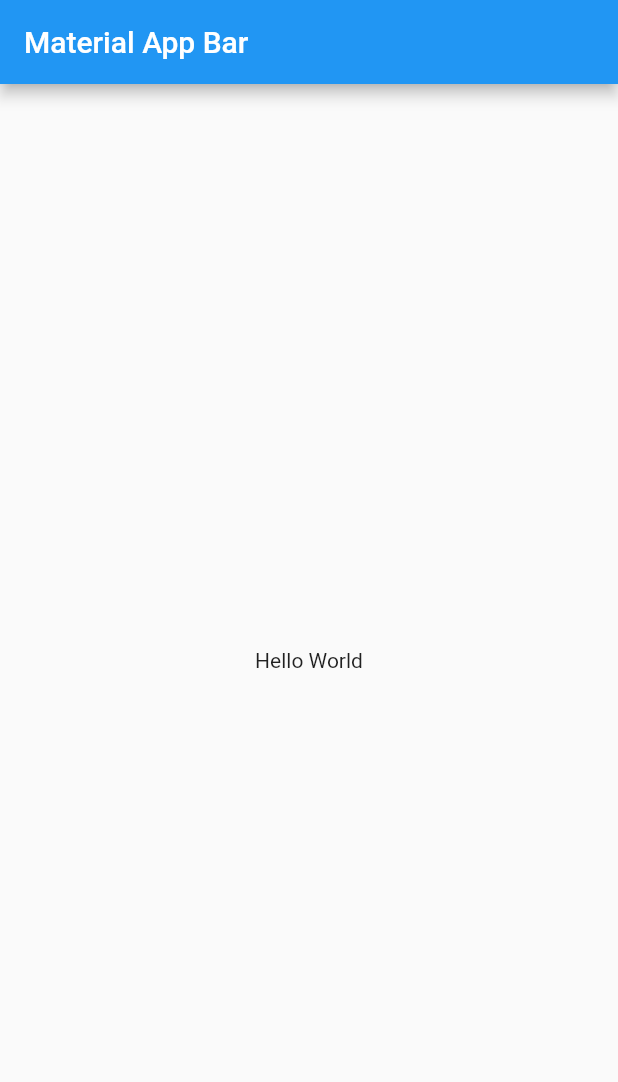
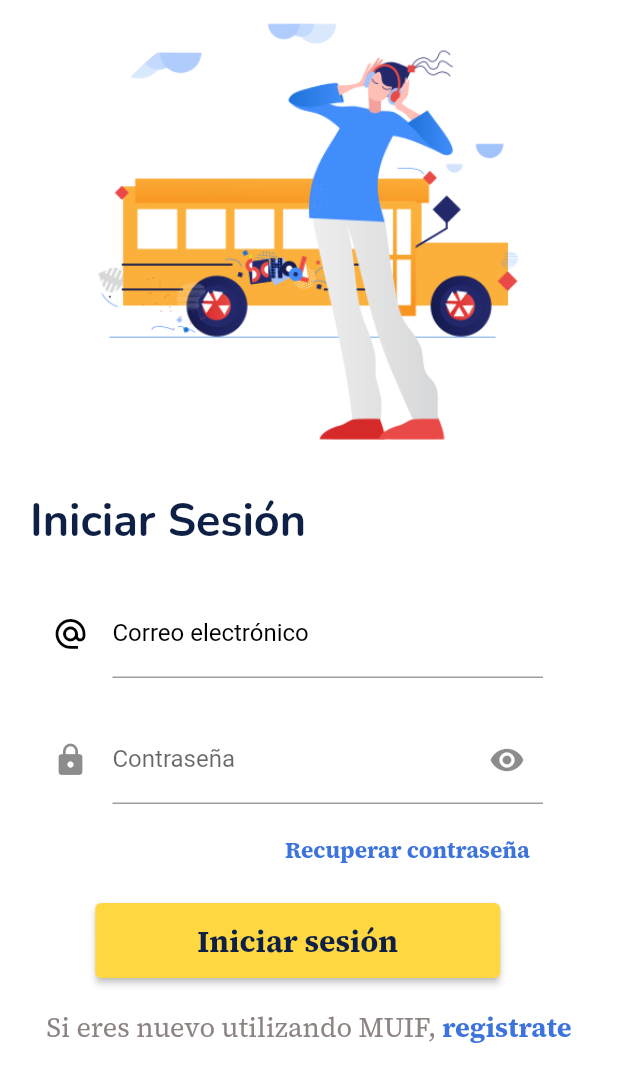
Before and after one commit to julicam10/MUIF-App, a Flutter app: the screen it shows after launch, on a phone screen of 412 x 824 dp. Shown: the top 1082 px of the screen. Run offline on Flutter 3.47's test engine with Material 2 defaults, Android fonts, the light colour scheme and no system bars; our stand-ins replace google_fonts.

Commit message:
Avances en la interfaz de inicio de sesion y en la de recuperar contrasena UI

```diff
--- a/lib/main.dart
+++ b/lib/main.dart
@@ -1,4 +1,6 @@
 import 'package:flutter/material.dart';
+
+import 'screens/inicio_sesion.dart';
 
 void main() => runApp(MyApp());
 
@@ -7,14 +9,14 @@ class MyApp extends StatelessWidget {
   Widget build(BuildContext context) {
     return MaterialApp(
       title: 'Material App',
-      home: Scaffold(
-        appBar: AppBar(
-          title: Text('Material App Bar'),
-        ),
-        body: Center(
-          child: Container(
-            child: Text('Hello World'),
-          ),
+      debugShowCheckedModeBanner: false,
+      home: InicioSesion(),
+      theme: ThemeData(
+        // primaryColor: const Color(0xFF0E2045),
+        colorScheme: const ColorScheme.highContrastLight(
+          primary: Color(0xFF0E2045),
+          secondary: Color(0xFFFFD841),
+          background: Colors.white,
         ),
       ),
     );
--- /dev/null
+++ b/lib/screens/inicio_sesion.dart
@@ -0,0 +1,234 @@
+import 'package:flutter/gestures.dart';
+import 'package:flutter/material.dart';
+import 'package:google_fonts/google_fonts.dart';
+
+import 'recuperar_contrasena.dart';
+import 'registro.dart';
+
+class InicioSesion extends StatefulWidget {
+  InicioSesion({Key? key}) : super(key: key);
+
+  @override
+  State<InicioSesion> createState() => _InicioSesionState();
+}
+
+String email = '';
+String password = '';
+bool selectedValue = true;
+
+class _InicioSesionState extends State<InicioSesion> {
+  final scaffolKey = GlobalKey<ScaffoldState>();
+  final formKey = GlobalKey<FormState>();
+  final emailController = TextEditingController();
+  final passwordController = TextEditingController();
+
+  @override
+  Widget build(BuildContext context) {
+    final size = MediaQuery.of(context).size;
+    final height = size.height;
+    final width = size.width;
+    return Scaffold(
+      backgroundColor: Theme.of(context).colorScheme.background,
+      body: SafeArea(
+        child: Padding(
+          padding: const EdgeInsets.symmetric(horizontal: 20.0),
+          child: SingleChildScrollView(
+            child: Column(
+              crossAxisAlignment: CrossAxisAlignment.start,
+              children: [
+                Center(
+                  child: Container(
+                    height: 327,
+                    width: 327,
+                    child: ClipRRect(
+                      // ignore: sort_child_properties_last
+                      child: Image.asset('assets/img/iniciosesion.png'),
+                      borderRadius: BorderRadius.circular(215),
+                    ),
+                  ),
+                ),
+                Text(
+                  'Iniciar Sesión',
+                  style: GoogleFonts.nunito(
+                    fontSize: 30,
+                    fontWeight: FontWeight.bold,
+                    color: Theme.of(context).colorScheme.primary,
+                  ),
+                ),
+                EmailWidget(
+                  emailController: emailController,
+                  colorHint: Colors.black,
+                  colorLabel: Colors.black,
+                  colorIcon: Colors.black,
+                  colorCursor: Colors.black,
+                ),
+                Padding(
+                  padding: const EdgeInsets.only(left: 15, right: 30, top: 25),
+                  child: TextFormField(
+                    obscureText: selectedValue,
+                    controller: passwordController,
+                    validator: (passwordOne) {
+                      if (passwordOne!.isEmpty) {
+                        return 'Please type something';
+                      }
+                      return null;
+                    },
+                    onSaved: (passwordOne) {
+                      passwordOne = passwordOne!;
+                      print(passwordOne);
+                    },
+                    decoration: InputDecoration(
+                      icon: Icon(Icons.lock),
+                      hintText: 'Contraseña',
+                      labelText: 'Contraseña',
+                      suffixIcon: IconButton(
+                        icon: Icon(
+                          selectedValue
+                              ? Icons.visibility
+                              : Icons.visibility_off,
+                          semanticLabel:
+                              selectedValue ? 'hide password' : 'show password',
+                        ),
+                        onPressed: () {
+                          setState(() {
+                            selectedValue ^= true;
+                          });
+                        },
+                      ),
+                    ),
+                  ),
+                ),
+                Padding(
+                  padding: const EdgeInsets.only(top: 20.0, left: 170.0),
+                  child: Text.rich(
+                    TextSpan(
+                      text: '',
+                      style: GoogleFonts.sourceSerifPro(
+                        color: Colors.black54,
+                        fontSize: 20,
+                      ),
+                      children: <InlineSpan>[
+                        TextSpan(
+                          recognizer: TapGestureRecognizer()
+                            ..onTap = () => Navigator.of(context).push(
+                                  MaterialPageRoute(
+                                    builder: (context) =>
+                                        RecuperarContrasenaPage(),
+                                  ),
+                                ),
+                          text: 'Recuperar contraseña',
+                          style: GoogleFonts.sourceSerifPro(
+                            color: const Color(0xFF3D73DD),
+                            fontWeight: FontWeight.bold,
+                            fontSize: 15,
+                          ),
+                        )
+                      ],
+                    ),
+                  ),
+                ),
+                Padding(
+                  padding: const EdgeInsets.only(left: 15, right: 30, top: 25),
+                  child: Center(
+                    child: Container(
+                      height: 50,
+                      width: 270,
+                      child: ElevatedButton(
+                        style: ElevatedButton.styleFrom(
+                          onPrimary: Theme.of(context).colorScheme.primary,
+                          primary: Theme.of(context).colorScheme.secondary,
+                          textStyle: GoogleFonts.sourceSerifPro(
+                            fontSize: 20,
+                            fontWeight: FontWeight.bold,
+                          ),
+                        ),
+                        child: const Text('Iniciar sesión'),
+                        onPressed: () {},
+                      ),
+                    ),
+                  ),
+                ),
+                Padding(
+                  padding: const EdgeInsets.only(top: 20.0),
+                  child: Center(
+                    child: Text.rich(
+                      TextSpan(
+                        text: 'Si eres nuevo utilizando MUIF,',
+                        style: GoogleFonts.sourceSerifPro(
+                          color: const Color(0xFF8E8383),
+                          fontSize: 18,
+                        ),
+                        children: <InlineSpan>[
+                          TextSpan(
+                            recognizer: TapGestureRecognizer()
+                              ..onTap = () => Navigator.of(context).push(
+                                    MaterialPageRoute(
+                                      builder: (context) => RegistroPage(),
+                                    ),
+                                  ),
+                            text: ' registrate',
+                            style: GoogleFonts.sourceSerifPro(
+                              color: const Color(0xFF3D73DD),
+                              fontWeight: FontWeight.bold,
+                              fontSize: 18,
+                            ),
+                          )
+                        ],
+                      ),
+                    ),
+                  ),
+                ),
+              ],
+            ),
+          ),
+        ),
+      ),
+    );
+  }
+}
+
+class EmailWidget extends StatelessWidget {
+  const EmailWidget({
+    Key? key,
+    required this.emailController,
+    required this.colorHint,
+    required this.colorLabel,
+    required this.colorIcon,
+    required this.colorCursor,
+  }) : super(key: key);
+
+  final TextEditingController emailController;
+  final Color colorHint;
+  final Color colorLabel;
+  final Color colorIcon;
+  final Color colorCursor;
+
+  @override
+  Widget build(BuildContext context) {
+    return Padding(
+      padding: const EdgeInsets.only(left: 15, right: 30, top: 25),
+      child: TextFormField(
+        controller: emailController,
+        keyboardType: TextInputType.emailAddress,
+        cursorColor: Colors.white,
+        decoration: InputDecoration(
+          focusColor: Colors.white,
+          icon: Icon(Icons.alternate_email_outlined, color: colorIcon),
+          hintText: 'correo@ejemplo.com',
+          labelText: 'Correo electrónico',
+          suffixIconColor: Colors.white,
+          hintStyle: TextStyle(color: colorLabel),
+          labelStyle: TextStyle(color: colorHint),
+        ),
+        onSaved: (val) => email = val!,
+        validator: (val) {
+          if (!val!.contains('@') || !val.contains('.')) {
+            return 'Invalid Email';
+          } else {
+            return null;
+          }
+        },
+      ),
+    );
+  }
+}
```
Also changed, not shown: lib/screens/recuperar_contrasena.dart (added, +87 -0 lines), lib/screens/registro.dart (added, +15 -0 lines), pubspec.yaml (+11 -2 lines), assets/img/iniciosesion.png (added), pubspec.lock, 1 other file.
